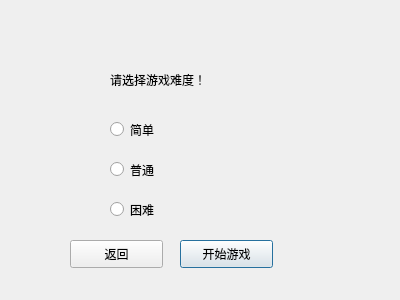
Above: dialog_difficulty.ui from WCIofQMandRA/Protect-the-Planet before the change. Below: the same form after it.
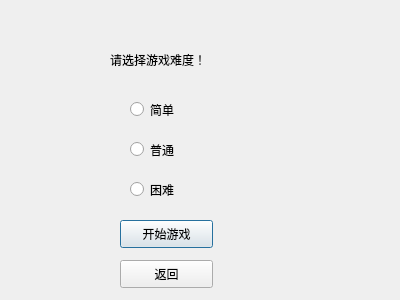
That is the form after the change.

```diff
--- a/dialog_difficulty.ui
+++ b/dialog_difficulty.ui
@@ -17,7 +17,7 @@
    <property name="geometry">
     <rect>
      <x>110</x>
-     <y>70</y>
+     <y>50</y>
      <width>131</width>
      <height>20</height>
     </rect>
@@ -29,8 +29,8 @@
   <widget class="QRadioButton" name="but_dif0">
    <property name="geometry">
     <rect>
-     <x>110</x>
-     <y>120</y>
+     <x>130</x>
+     <y>100</y>
      <width>115</width>
      <height>19</height>
     </rect>
@@ -42,8 +42,8 @@
   <widget class="QRadioButton" name="but_dif1">
    <property name="geometry">
     <rect>
-     <x>110</x>
-     <y>160</y>
+     <x>130</x>
+     <y>140</y>
      <width>115</width>
      <height>19</height>
     </rect>
@@ -55,8 +55,8 @@
   <widget class="QRadioButton" name="but_dif2">
    <property name="geometry">
     <rect>
-     <x>110</x>
-     <y>200</y>
+     <x>130</x>
+     <y>180</y>
      <width>115</width>
      <height>19</height>
     </rect>
@@ -68,8 +68,8 @@
   <widget class="QPushButton" name="but_start">
    <property name="geometry">
     <rect>
-     <x>180</x>
-     <y>240</y>
+     <x>120</x>
+     <y>220</y>
      <width>93</width>
      <height>28</height>
     </rect>
@@ -81,8 +81,8 @@
   <widget class="QPushButton" name="but_back">
    <property name="geometry">
     <rect>
-     <x>70</x>
-     <y>240</y>
+     <x>120</x>
+     <y>260</y>
      <width>93</width>
      <height>28</height>
     </rect>
```
